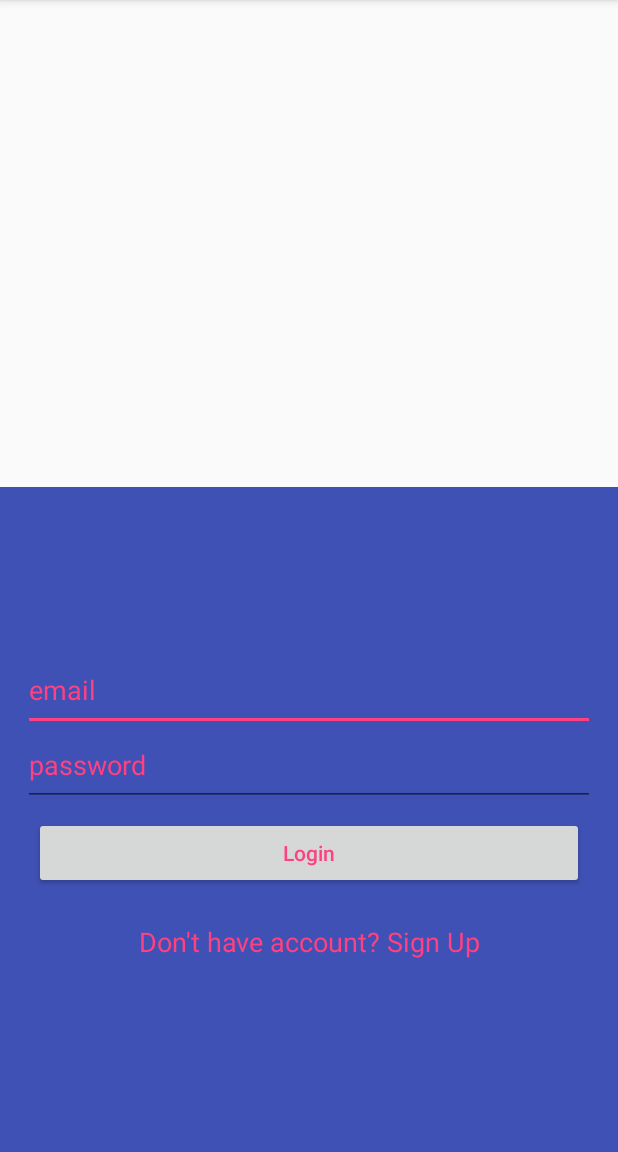
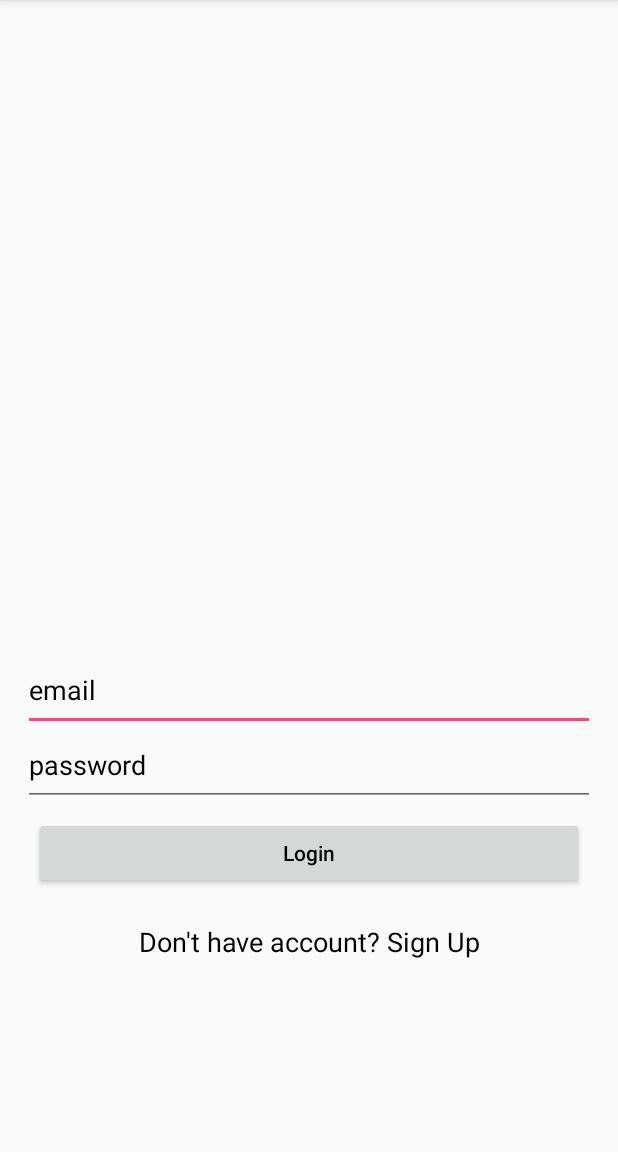
Before and after one commit to tjbright1/MusicMentor, an Android app: the screen it shows after launch (LoginActivity), on a phone screen of 412 x 824 dp, the part 84-1236 px from its top. Run offline under Robolectric (Android 15) with nearby library versions, the phone set to English and light mode, and no system bars; our stand-ins replace Firebase (no records; nobody signed in at launch, a user with empty details on screens opened directly).

Commit message:
Changed UI background 1

```diff
--- a/app/src/main/res/layout/activity_login.xml
+++ b/app/src/main/res/layout/activity_login.xml
@@ -26,8 +26,7 @@
         android:layout_width="match_parent"
         android:layout_height="wrap_content"
         android:layout_weight="1"
-        android:background="@color/colorPrimary">
-
+        >
         <LinearLayout
             android:layout_width="match_parent"
             android:layout_height="wrap_content"
@@ -45,7 +44,7 @@
                 android:hint="email"
                 android:inputType="textEmailAddress"
                 android:paddingBottom="15dp"
-                android:textColorHint="@color/colorAccent" />
+                android:textColorHint="@color/black" />
 
             <EditText
                 android:id="@+id/editTextPassword"
@@ -55,7 +54,7 @@
                 android:hint="password"
                 android:inputType="textPassword"
                 android:paddingBottom="15dp"
-                android:textColorHint="@color/colorAccent" />
+                android:textColorHint="@color/black" />
 
             <Button
                 android:id="@+id/buttonLogin"
@@ -65,7 +64,7 @@
                 android:layout_margin="7dp"
                 android:text="Login"
                 android:textAllCaps="false"
-                android:textColor="@color/colorAccent" />
+                android:textColor="@color/black" />
 
             <TextView
                 android:id="@+id/textViewSignup"
@@ -75,7 +74,7 @@
                 android:text="Don't have account? Sign Up"
                 android:textAlignment="center"
                 android:textAppearance="@style/Base.TextAppearance.AppCompat.Medium"
-                android:textColor="@color/colorAccent" />
+                android:textColor="@color/black" />
 
 
         </LinearLayout>
--- a/app/src/main/res/values/colors.xml
+++ b/app/src/main/res/values/colors.xml
@@ -3,4 +3,6 @@
     <color name="colorPrimary">#3F51B5</color>
     <color name="colorPrimaryDark">#303F9F</color>
     <color name="colorAccent">#FF4081</color>
+    <color name="lightGreen">#f0fff0</color>
+    <color name="black">#000000</color>
 </resources>
```
